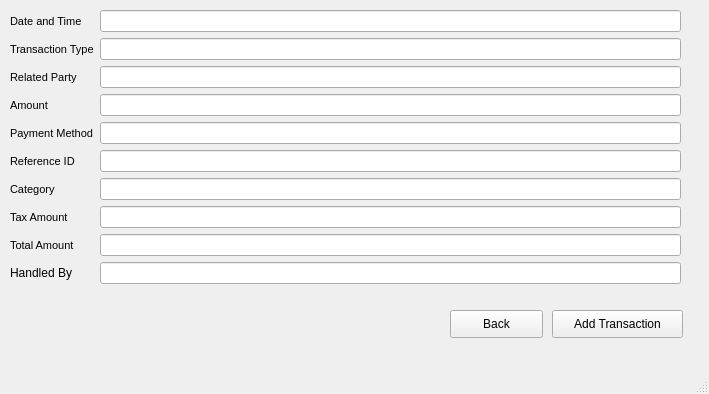
Old version of the form ui_files/TransactionAdd.ui in the repository TahaZahid05/Restaurant-Managment-System.
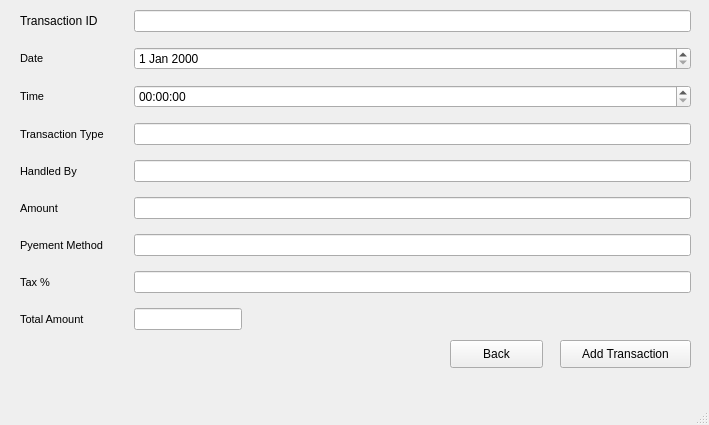
New version of the form.

```diff
--- a/ui_files/TransactionAdd.ui
+++ b/ui_files/TransactionAdd.ui
@@ -7,49 +7,79 @@
     <x>0</x>
     <y>0</y>
     <width>709</width>
-    <height>394</height>
+    <height>425</height>
    </rect>
   </property>
+  <property name="sizePolicy">
+   <sizepolicy hsizetype="Fixed" vsizetype="Fixed">
+    <horstretch>0</horstretch>
+    <verstretch>0</verstretch>
+   </sizepolicy>
+  </property>
   <property name="windowTitle">
    <string>Add Transaction</string>
   </property>
   <widget class="QWidget" name="centralwidget">
-   <widget class="QWidget" name="formLayoutWidget">
+   <widget class="QPushButton" name="addTransactionButton">
+    <property name="geometry">
+     <rect>
+      <x>560</x>
+      <y>340</y>
+      <width>131</width>
+      <height>28</height>
+     </rect>
+    </property>
+    <property name="text">
+     <string>Add Transaction</string>
+    </property>
+   </widget>
+   <widget class="QPushButton" name="backButton">
+    <property name="geometry">
+     <rect>
+      <x>450</x>
+      <y>340</y>
+      <width>93</width>
+      <height>28</height>
+     </rect>
+    </property>
+    <property name="text">
+     <string>Back</string>
+    </property>
+   </widget>
+   <widget class="QWidget" name="formLayoutWidget_2">
     <property name="geometry">
      <rect>
       <x>10</x>
       <y>10</y>
-      <width>671</width>
-      <height>285</height>
+      <width>691</width>
+      <height>321</height>
      </rect>
     </property>
-    <layout class="QFormLayout" name="formLayout">
+    <layout class="QFormLayout" name="formLayout_2">
+     <property name="horizontalSpacing">
+      <number>30</number>
+     </property>
+     <property name="verticalSpacing">
+      <number>15</number>
+     </property>
+     <property name="leftMargin">
+      <number>10</number>
+     </property>
+     <property name="rightMargin">
+      <number>10</number>
+     </property>
      <item row="0" column="0">
-      <widget class="QLabel" name="label">
-       <property name="font">
-        <font>
-         <pointsize>8</pointsize>
-         <weight>50</weight>
-         <bold>false</bold>
-        </font>
-       </property>
+      <widget class="QLabel" name="label_11">
        <property name="text">
-        <string>Date and Time</string>
+        <string>Transaction ID</string>
        </property>
       </widget>
      </item>
      <item row="0" column="1">
-      <widget class="QLineEdit" name="lineEdit">
-       <property name="font">
-        <font>
-         <weight>75</weight>
-         <bold>true</bold>
-        </font>
-       </property>
-      </widget>
+      <widget class="QLineEdit" name="lineEdit_11"/>
      </item>
      <item row="1" column="0">
-      <widget class="QLabel" name="label_2">
+      <widget class="QLabel" name="label_12">
        <property name="font">
         <font>
          <pointsize>8</pointsize>
@@ -58,12 +88,12 @@
         </font>
        </property>
        <property name="text">
-        <string>Transaction Type</string>
+        <string>Date</string>
        </property>
       </widget>
      </item>
      <item row="2" column="0">
-      <widget class="QLabel" name="label_3">
+      <widget class="QLabel" name="label_13">
        <property name="font">
         <font>
          <pointsize>8</pointsize>
@@ -72,12 +102,12 @@
         </font>
        </property>
        <property name="text">
-        <string>Related Party</string>
+        <string>Time</string>
        </property>
       </widget>
      </item>
      <item row="3" column="0">
-      <widget class="QLabel" name="label_4">
+      <widget class="QLabel" name="label_14">
        <property name="font">
         <font>
          <pointsize>8</pointsize>
@@ -86,12 +116,15 @@
         </font>
        </property>
        <property name="text">
-        <string>Amount</string>
+        <string>Transaction Type</string>
        </property>
       </widget>
      </item>
+     <item row="3" column="1">
+      <widget class="QLineEdit" name="lineEdit_12"/>
+     </item>
      <item row="4" column="0">
-      <widget class="QLabel" name="label_5">
+      <widget class="QLabel" name="label_15">
        <property name="font">
         <font>
          <pointsize>8</pointsize>
@@ -100,22 +133,15 @@
         </font>
        </property>
        <property name="text">
-        <string>Payment Method</string>
+        <string>Handled By</string>
        </property>
       </widget>
      </item>
      <item row="4" column="1">
-      <widget class="QLineEdit" name="lineEdit_2">
-       <property name="font">
-        <font>
-         <weight>75</weight>
-         <bold>true</bold>
-        </font>
-       </property>
-      </widget>
+      <widget class="QLineEdit" name="lineEdit_13"/>
      </item>
      <item row="5" column="0">
-      <widget class="QLabel" name="label_6">
+      <widget class="QLabel" name="label_16">
        <property name="font">
         <font>
          <pointsize>8</pointsize>
@@ -124,41 +150,39 @@
         </font>
        </property>
        <property name="text">
-        <string>Reference ID</string>
-       </property>
-      </widget>
-     </item>
-     <item row="6" column="0">
-      <widget class="QLabel" name="label_7">
-       <property name="font">
-        <font>
-         <pointsize>8</pointsize>
-         <weight>50</weight>
-         <bold>false</bold>
-        </font>
-       </property>
-       <property name="text">
-        <string>Category</string>
+        <string>Amount</string>
        </property>
       </widget>
      </item>
      <item row="5" column="1">
-      <widget class="QLineEdit" name="lineEdit_3"/>
+      <widget class="QLineEdit" name="lineEdit_14">
+       <property name="font">
+        <font>
+         <weight>75</weight>
+         <bold>true</bold>
+        </font>
+       </property>
+      </widget>
+     </item>
+     <item row="6" column="0">
+      <widget class="QLabel" name="label_17">
+       <property name="font">
+        <font>
+         <pointsize>8</pointsize>
+         <weight>50</weight>
+         <bold>false</bold>
+        </font>
+       </property>
+       <property name="text">
+        <string>Pyement Method</string>
+       </property>
+      </widget>
      </item>
      <item row="6" column="1">
-      <widget class="QLineEdit" name="lineEdit_4"/>
-     </item>
-     <item row="1" column="1">
-      <widget class="QLineEdit" name="lineEdit_5"/>
-     </item>
-     <item row="2" column="1">
-      <widget class="QLineEdit" name="lineEdit_6"/>
-     </item>
-     <item row="3" column="1">
-      <widget class="QLineEdit" name="lineEdit_7"/>
+      <widget class="QLineEdit" name="lineEdit_15"/>
      </item>
      <item row="7" column="0">
-      <widget class="QLabel" name="label_8">
+      <widget class="QLabel" name="label_18">
        <property name="font">
         <font>
          <pointsize>8</pointsize>
@@ -167,15 +191,15 @@
         </font>
        </property>
        <property name="text">
-        <string>Tax Amount</string>
+        <string>Tax %</string>
        </property>
       </widget>
      </item>
      <item row="7" column="1">
-      <widget class="QLineEdit" name="lineEdit_8"/>
+      <widget class="QLineEdit" name="lineEdit_16"/>
      </item>
      <item row="8" column="0">
-      <widget class="QLabel" name="label_9">
+      <widget class="QLabel" name="label_19">
        <property name="font">
         <font>
          <pointsize>8</pointsize>
@@ -189,46 +213,23 @@
       </widget>
      </item>
      <item row="8" column="1">
-      <widget class="QLineEdit" name="lineEdit_9"/>
-     </item>
-     <item row="9" column="0">
-      <widget class="QLabel" name="label_10">
-       <property name="text">
-        <string>Handled By</string>
+      <widget class="QLineEdit" name="lineEdit_17">
+       <property name="sizePolicy">
+        <sizepolicy hsizetype="Fixed" vsizetype="Fixed">
+         <horstretch>0</horstretch>
+         <verstretch>0</verstretch>
+        </sizepolicy>
        </property>
       </widget>
      </item>
-     <item row="9" column="1">
-      <widget class="QLineEdit" name="lineEdit_10"/>
+     <item row="2" column="1">
+      <widget class="QTimeEdit" name="timeEdit"/>
+     </item>
+     <item row="1" column="1">
+      <widget class="QDateEdit" name="dateEdit"/>
      </item>
     </layout>
    </widget>
-   <widget class="QPushButton" name="addTransactionButton">
-    <property name="geometry">
-     <rect>
-      <x>552</x>
-      <y>310</y>
-      <width>131</width>
-      <height>28</height>
-     </rect>
-    </property>
-    <property name="text">
-     <string>Add Transaction</string>
-    </property>
-   </widget>
-   <widget class="QPushButton" name="backButton">
-    <property name="geometry">
-     <rect>
-      <x>450</x>
-      <y>310</y>
-      <width>93</width>
-      <height>28</height>
-     </rect>
-    </property>
-    <property name="text">
-     <string>Back</string>
-    </property>
-   </widget>
   </widget>
   <widget class="QMenuBar" name="menubar">
    <property name="geometry">
```
Left out of the diff: 2 changed lines with no effect on the pictures.
